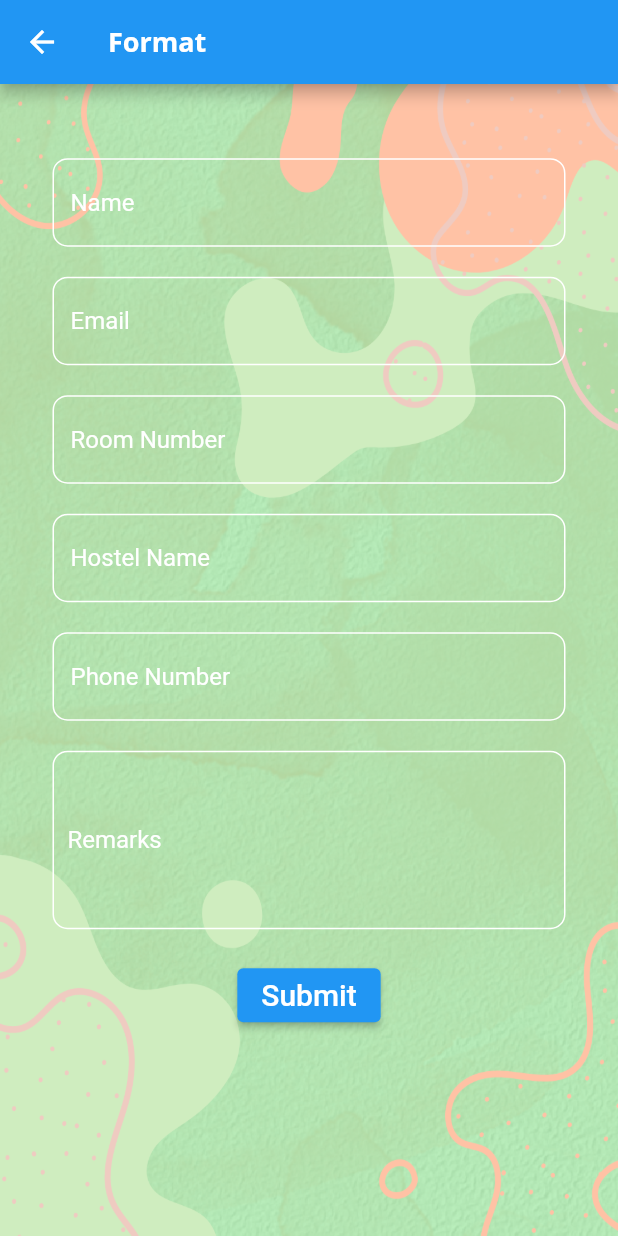
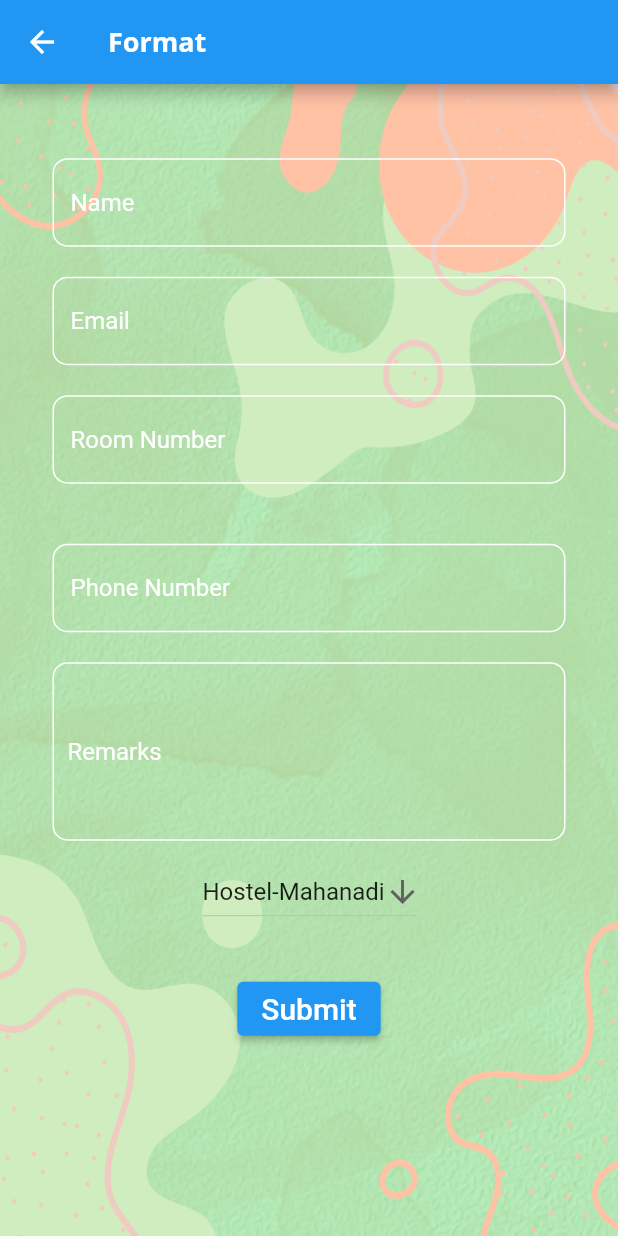
Before and after one commit to VarunReddy6521/chat_-bot_app, a Flutter app: the Format screen opened by its route, after a tap on "Submit", on a phone screen of 412 x 824 dp. Run offline on Flutter 3.47's test engine with Material 2 defaults, Android fonts, the phone set to English and light mode, and no system bars; our stand-ins replace lottie; network calls fail.

Commit message:
before 5

```diff
--- a/lib/chatbot.dart
+++ b/lib/chatbot.dart
@@ -104,7 +104,7 @@ class _ChatbotScreenState extends State<ChatbotScreen> {
             ElevatedButton(
                 onPressed: (() => Navigator.of(context)
                     .pushNamed('format', arguments: _problems = "Electricity")),
-                child: Text("Format")),
+                child: Text("Submit your complain")),
             "ChatBot");
         break;
       //format()
@@ -117,7 +117,7 @@ class _ChatbotScreenState extends State<ChatbotScreen> {
             ElevatedButton(
                 onPressed: (() => Navigator.of(context).pushNamed('format',
                     arguments: _problems = "Water Problem")),
-                child: Text("Format")),
+                child: Text("Submit your complain")),
             "ChatBot");
         break;
         break;
@@ -130,7 +130,7 @@ class _ChatbotScreenState extends State<ChatbotScreen> {
             ElevatedButton(
                 onPressed: (() => Navigator.of(context).pushNamed('format',
                     arguments: _problems = "Food Problem")),
-                child: Text("Format")),
+                child: Text("Submit your complain")),
             "ChatBot");
         break;
       case "4":
@@ -142,7 +142,7 @@ class _ChatbotScreenState extends State<ChatbotScreen> {
             ElevatedButton(
                 onPressed: (() => Navigator.of(context).pushNamed('format',
                     arguments: _problems = "Furniture Breakdown")),
-                child: Text("Format")),
+                child: Text("Submit your complain")),
             "ChatBot");
         break;
       case "5":
@@ -154,7 +154,7 @@ class _ChatbotScreenState extends State<ChatbotScreen> {
             ElevatedButton(
                 onPressed: (() => Navigator.of(context)
                     .pushNamed('format', arguments: _problems = "Ragging")),
-                child: Text("Format")),
+                child: Text("Submit your complain")),
             "ChatBot");
         break;
       case "6":
@@ -166,7 +166,7 @@ class _ChatbotScreenState extends State<ChatbotScreen> {
             ElevatedButton(
                 onPressed: (() => Navigator.of(context)
                     .pushNamed('format', arguments: _problems = "Cleanliness")),
-                child: Text("Format")),
+                child: Text("Submit your complain")),
             "ChatBot");
         break;
       case "7":
@@ -184,7 +184,7 @@ class _ChatbotScreenState extends State<ChatbotScreen> {
             ElevatedButton(
                 onPressed: (() => Navigator.of(context)
                     .pushNamed('format', arguments: _problems = "Complain")),
-                child: Text("Format")),
+                child: Text("Submit your complain")),
             "ChatBot");
         break;
       case "9":
--- a/lib/format.dart
+++ b/lib/format.dart
@@ -1,5 +1,17 @@
 import 'package:flutter/material.dart';
 import 'package:http/http.dart';
+
+final List<String> _hostels = [
+  'Hostel-Mahanadi',
+  'Hostel-Indrawati',
+  'PG Hostel',
+  'Seonath',
+  'Hostel-Mainput',
+  'Hostel-Chitrakot',
+  'Hostel-Malhar',
+  'Hostel-Kotumsar'
+];
+var dr = _hostels.first;
 
 class Format extends StatelessWidget {
   final TextEditingController _nameController = TextEditingController();
@@ -9,6 +21,7 @@ class Format extends StatelessWidget {
   final TextEditingController _phNoController = TextEditingController();
   final TextEditingController _RemarksController = TextEditingController();
   var arg;
+
   @override
   Widget build(BuildContext context) {
     arg = ModalRoute.of(context)?.settings.arguments;
@@ -18,7 +31,7 @@ class Format extends StatelessWidget {
       TextEditingController phNoController,
       TextEditingController roomNoController,
       TextEditingController remarksController,
-    TextEditingController branchController,
+      String HostelName,
     ) async {
       Response response = await post(
           Uri.parse('https://chatbothostel.onrender.com/complain'),
@@ -29,13 +42,12 @@ class Format extends StatelessWidget {
             'room': roomNoController.text,
             'comment': remarksController.text,
             'problem': arg.toString(),
-        'branch': branchController.text
+            'branch': HostelName
           });
       if (response.statusCode == 200) {
         print('rey epuraa');
       }
     }
-
 
     return Container(
       decoration: BoxDecoration(
@@ -129,28 +141,7 @@ class Format extends StatelessWidget {
                         SizedBox(
                           height: 20,
                         ),
-                        TextField(
-                          controller: _branchController,
-                          style: TextStyle(color: Colors.black),
-                          decoration: InputDecoration(
-                              enabledBorder: OutlineInputBorder(
-                                borderRadius: BorderRadius.circular(10),
-                                borderSide: BorderSide(
-                                  color: Colors.white,
-                                ),
-                              ),
-                              focusedBorder: OutlineInputBorder(
-                                borderRadius: BorderRadius.circular(10),
-                                borderSide: BorderSide(
-                                  color: Colors.black,
-                                ),
-                              ),
-                              hintText: "Hostel Name",
-                              hintStyle: TextStyle(color: Colors.white),
-                              border: OutlineInputBorder(
-                                borderRadius: BorderRadius.circular(10),
-                              )),
-                        ),
+
                         SizedBox(
                           height: 20,
                         ),
@@ -203,6 +194,10 @@ class Format extends StatelessWidget {
                                 borderRadius: BorderRadius.circular(10),
                               )),
                         ),
+                        Container(
+                            padding: EdgeInsets.symmetric(
+                                vertical: 10, horizontal: 100),
+                            child: DropDownButtonExample()),
                         SizedBox(
                           height: 20,
                         ),
@@ -213,7 +208,7 @@ class Format extends StatelessWidget {
                                 _phNoController,
                                 _roomNoController,
                                 _RemarksController,
-                                _branchController),
+                                dr),
                             child: Text(
                               'Submit',
                               style: TextStyle(fontSize: 20),
@@ -226,6 +221,7 @@ class Format extends StatelessWidget {
     );
   }
 }
+
 Widget _statement(int statusCode) {
   if (statusCode == 200) {
     return Container(
@@ -236,3 +232,32 @@ Widget _statement(int statusCode) {
     child: Text('Failed to submit your complain'),
   );
 }
+
+class DropDownButtonExample extends StatefulWidget {
+  const DropDownButtonExample({super.key});
+
+  @override
+  State<DropDownButtonExample> createState() => _DropDownButtonExampleState();
+}
+
+class _DropDownButtonExampleState extends State<DropDownButtonExample> {
+  @override
+  Widget build(BuildContext context) {
+    return DropdownButton<String>(
+      value: dr,
+      icon: Icon(Icons.arrow_downward),
+      borderRadius: BorderRadius.circular(10),
+      items: _hostels.map<DropdownMenuItem<String>>((String value) {
+        return DropdownMenuItem<String>(
+          value: value,
+          child: Text(value),
+        );
+      }).toList(),
+      onChanged: (String? value) {
+        setState(() {
+          dr = value!;
+        });
+      },
+    );
+  }
+}
```
Lines whose indentation alone changed are shown as unchanged.
